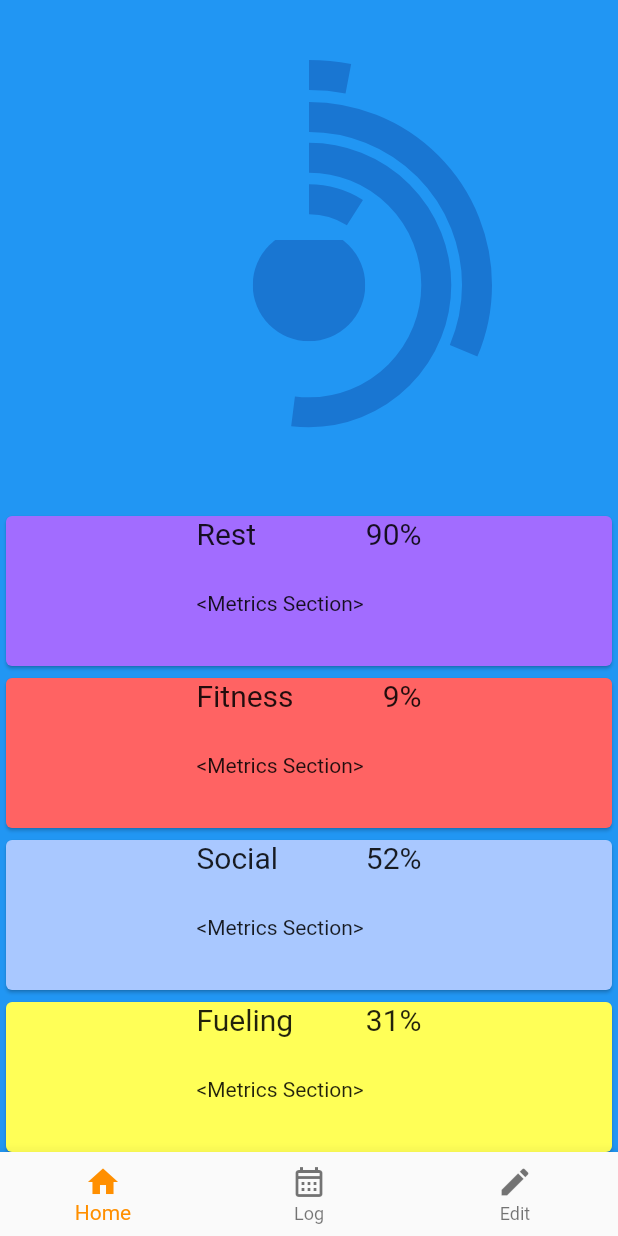
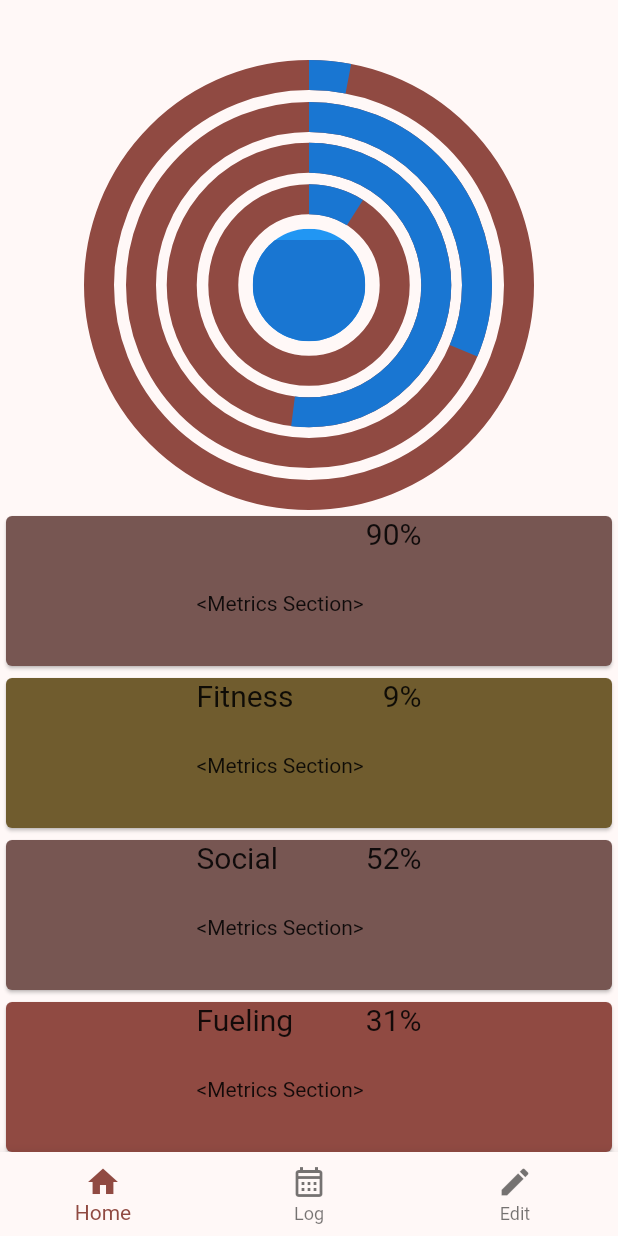
Before and after one commit to charlieforward9/beat, a Flutter app: the screen it shows after launch, on a phone screen of 412 x 824 dp. Run offline on Flutter 3.47's test engine with Material 2 defaults, Android fonts, the phone set to English and light mode, and no system bars; missing offline and left inert: amplify_api, amplify_core, amplify_datastore, amplify_flutter; Roboto replaces fonts that are missing (Georgia).

Commit message:
uses app wide color scheme

```diff
--- a/lib/main.dart
+++ b/lib/main.dart
@@ -50,12 +50,14 @@ class _MyAppState extends State<MyApp> {
   Widget build(BuildContext context) {
     return MaterialApp(
         title: 'Flutter Demo',
+        //TODO: Color needs revision (Dillan)
         theme: ThemeData(
-          //TODO: Color needs revision (Dillan)
-          primarySwatch: Colors.blue,
+          brightness: Brightness.light,
+          colorSchemeSeed: Colors.red,
+          fontFamily: 'Georgia',
         ),
         home: Scaffold(
-          backgroundColor: Theme.of(context).primaryColor,
+          //backgroundColor: Theme.of(context).primaryColor,
           body: Center(
             child: _widgetOptions.elementAt(_selectedPage),
           ),
@@ -75,7 +77,7 @@ class _MyAppState extends State<MyApp> {
               ),
             ],
             currentIndex: _selectedPage,
-            selectedItemColor: Colors.amber[800],
+            //selectedItemColor: Colors.amber[800],
             onTap: _onNavBarTapped,
           ),
         ));
--- a/lib/pages/home_page.dart
+++ b/lib/pages/home_page.dart
@@ -8,17 +8,17 @@ class HomePage extends StatelessWidget {
 
   //TODO Create a storage unit for this good stuff
   //************************* */
-  final goal1 = "Rest";
+  final goal1 = "";
   final goal2 = "Fitness";
   final goal3 = "Social";
   final goal4 = "Fueling";
   final goal5 = "Work";
 
-  final goal1Color = const Color.fromARGB(255, 162, 108, 255);
-  final goal2Color = const Color.fromARGB(255, 255, 99, 99);
-  final goal3Color = const Color.fromARGB(255, 169, 200, 255);
-  final goal4Color = const Color.fromARGB(255, 255, 255, 87);
-  final goal5Color = const Color.fromARGB(255, 110, 255, 141);
+  //final goal1Color = const Color.fromARGB(255, 162, 108, 255);
+  //final goal2Color = const Color.fromARGB(255, 255, 99, 99);
+  //final goal3Color = const Color.fromARGB(255, 169, 200, 255);
+  //final goal4Color = const Color.fromARGB(255, 255, 255, 87);
+  //final goal5Color = const Color.fromARGB(255, 110, 255, 141);
 
 //This is just for testing
   final goal1P = 90.0;
@@ -31,8 +31,7 @@ class HomePage extends StatelessWidget {
   @override
   Widget build(BuildContext context) {
     return SingleChildScrollView(
-        child:
-            Column(crossAxisAlignment: CrossAxisAlignment.stretch, children: [
+      child: Column(crossAxisAlignment: CrossAxisAlignment.stretch, children: [
         const SizedBox(
           height: 40,
         ),
@@ -47,15 +46,25 @@ class HomePage extends StatelessWidget {
         //TODO: Order by percentDone aescending, when at 100, push to bottom
 
         HomeProgressCard(
-              goalTitle: goal1, percentDone: goal1P, goalColor: goal1Color),
+            goalTitle: goal1,
+            percentDone: goal1P,
+            goalColor: Theme.of(context).colorScheme.secondary),
         HomeProgressCard(
-              goalTitle: goal2, percentDone: goal2P, goalColor: goal2Color),
+            goalTitle: goal2,
+            percentDone: goal2P,
+            goalColor: Theme.of(context).colorScheme.tertiary),
         HomeProgressCard(
-              goalTitle: goal3, percentDone: goal3P, goalColor: goal3Color),
+            goalTitle: goal3,
+            percentDone: goal3P,
+            goalColor: Theme.of(context).colorScheme.secondary),
         HomeProgressCard(
-              goalTitle: goal4, percentDone: goal4P, goalColor: goal4Color),
+            goalTitle: goal4,
+            percentDone: goal4P,
+            goalColor: Theme.of(context).colorScheme.primary),
         HomeProgressCard(
-              goalTitle: goal5, percentDone: goal5P, goalColor: goal5Color),
+            goalTitle: goal5,
+            percentDone: goal5P,
+            goalColor: Theme.of(context).colorScheme.primary),
       ]),
       // floatingActionButton: FloatingActionButton(
       //   onPressed: () {
```
Lines whose indentation alone changed are shown as unchanged.
